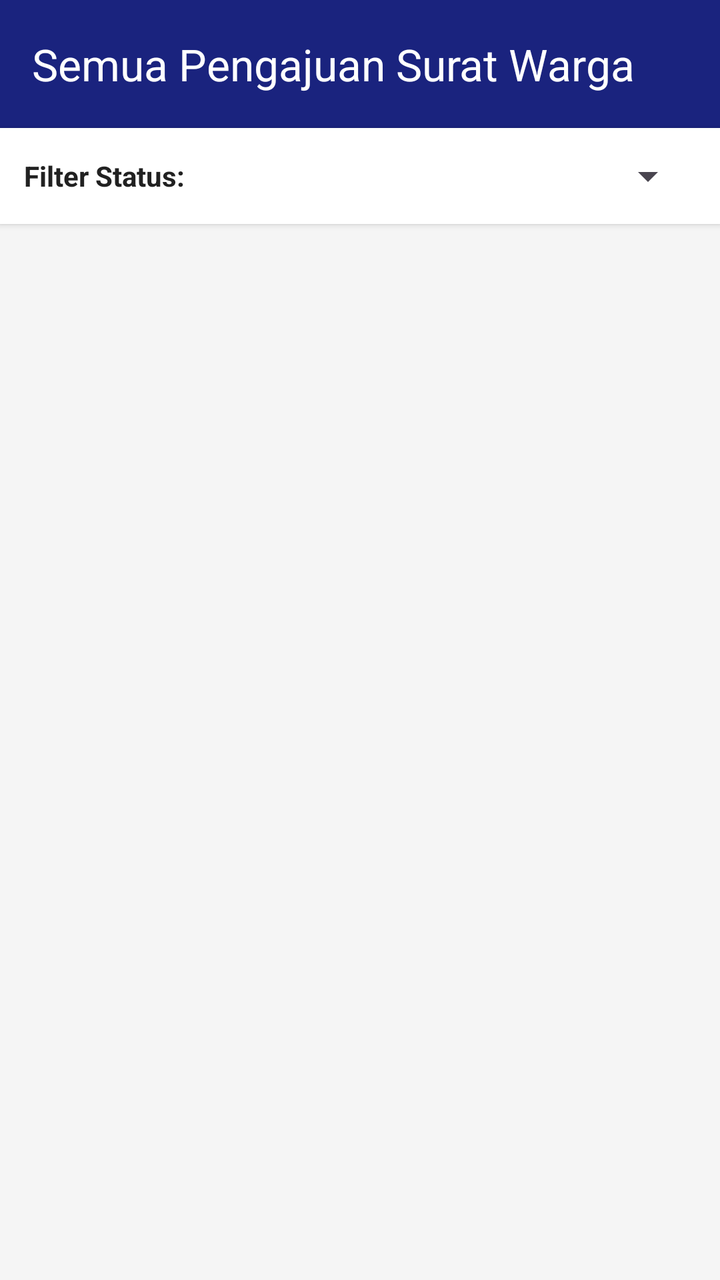
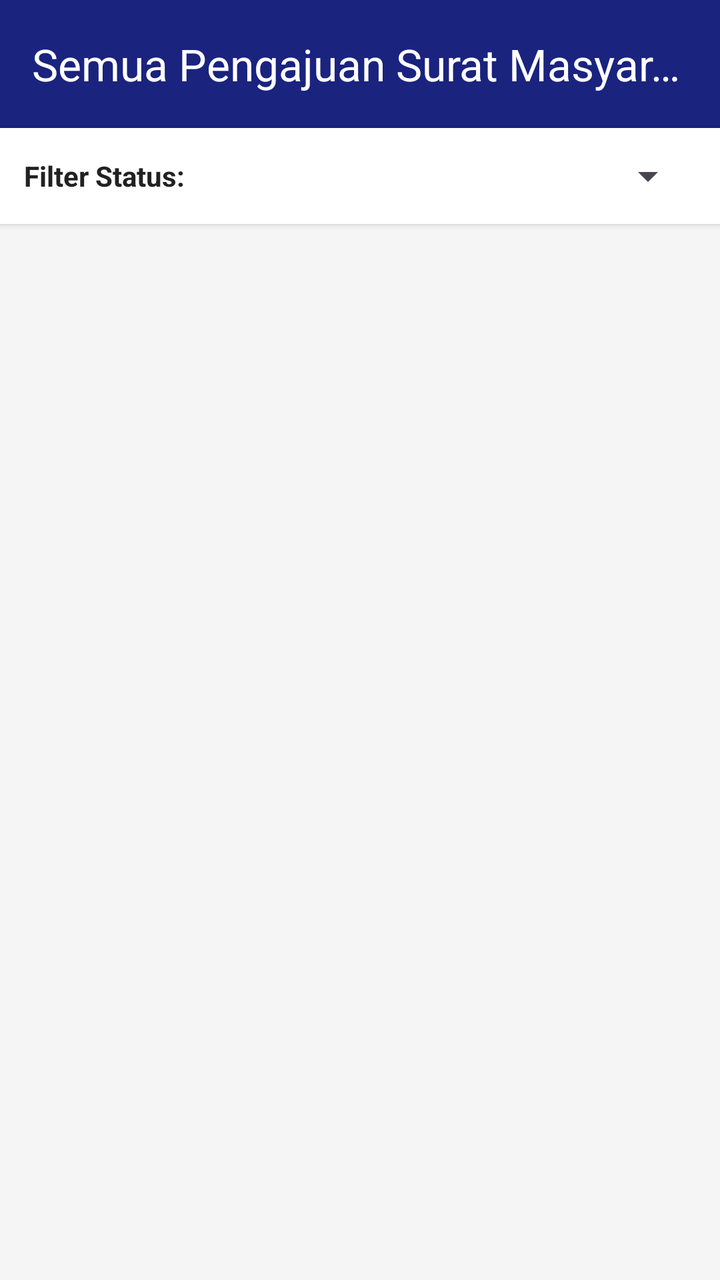

Two renders of the same Android screen: before a commit and after it. Below are the layout's source before the change and the commit's diff.
<!-- AndroidManifest.xml: application theme Theme.Ovylia -->
<!-- res/layout/activity_admin_lihat_pengajuan.xml -->
<?xml version="1.0" encoding="utf-8"?>
<LinearLayout
    xmlns:android="http://schemas.android.com/apk/res/android"
    xmlns:app="http://schemas.android.com/apk/res-auto"
    xmlns:tools="http://schemas.android.com/tools"
    android:layout_width="match_parent"
    android:layout_height="match_parent"
    android:orientation="vertical"
    android:background="#F5F5F5"
    tools:context=".AdminLihatPengajuanActivity">

    
    <androidx.appcompat.widget.Toolbar
        android:layout_width="match_parent"
        android:layout_height="?attr/actionBarSize"
        android:background="#1A237E"
        app:title="Semua Pengajuan Surat Warga"
        app:titleTextColor="#FFFFFF"/>

    
    <LinearLayout
        android:layout_width="match_parent"
        android:layout_height="wrap_content"
        android:orientation="horizontal"
        android:padding="12dp"
        android:background="#FFFFFF"
        android:elevation="2dp">

        <TextView
            android:layout_width="wrap_content"
            android:layout_height="wrap_content"
            android:text="Filter Status: "
            android:textColor="#212121"
            android:textStyle="bold"
            android:layout_gravity="center_vertical"/>

        <Spinner
            android:id="@+id/spinnerFilterStatus"
            android:layout_width="match_parent"
            android:layout_height="wrap_content"
            android:spinnerMode="dropdown"
            android:layout_gravity="center_vertical"/>
    </LinearLayout>

    
    <androidx.recyclerview.widget.RecyclerView
        android:id="@+id/rvAdminPengajuanSurat"
        android:layout_width="match_parent"
        android:layout_height="match_parent"
        android:padding="8dp"
        android:clipToPadding="false"
        tools:listitem="@layout/item_pengajuan_surat"/>

</LinearLayout>
<!-- res/layout/item_pengajuan_surat.xml (included above) -->
<?xml version="1.0" encoding="utf-8"?>
<androidx.cardview.widget.CardView
    xmlns:android="http://schemas.android.com/apk/res/android"
    xmlns:app="http://schemas.android.com/apk/res-auto"
    android:layout_width="match_parent"
    android:layout_height="wrap_content"
    android:layout_marginHorizontal="12dp"
    android:layout_marginVertical="6dp"
    app:cardCornerRadius="8dp"
    app:cardElevation="3dp">

    <LinearLayout
        android:layout_width="match_parent"
        android:layout_height="wrap_content"
        android:orientation="vertical"
        android:padding="16dp">

        <RelativeLayout
            android:layout_width="match_parent"
            android:layout_height="wrap_content">

            <TextView
                android:id="@+id/tvNamaWarga"
                android:layout_width="wrap_content"
                android:layout_height="wrap_content"
                android:text="Nama Pemohon"
                android:textStyle="bold"
                android:textColor="#212121"
                android:textSize="16sp"/>

            <TextView
                android:id="@+id/tvStatusPengajuan"
                android:layout_width="wrap_content"
                android:layout_height="wrap_content"
                android:layout_alignParentEnd="true"
                android:text="Pending"
                android:textColor="#FF9800"
                android:textStyle="bold"
                android:textSize="14sp"/>
        </RelativeLayout>

        <TextView
            android:id="@+id/tvJenisSuratDimohon"
            android:layout_width="match_parent"
            android:layout_height="wrap_content"
            android:layout_marginTop="4dp"
            android:text="Jenis Surat: Surat Keterangan Domisili"
            android:textColor="#555555"
            android:textSize="14sp"/>

        <TextView
            android:id="@+id/tvTglPengajuan"
            android:layout_width="match_parent"
            android:layout_height="wrap_content"
            android:layout_marginTop="2dp"
            android:text="Tanggal: 19 Mei 2026"
            android:textColor="#777777"
            android:textSize="12sp"/>

        <Button
            android:id="@+id/btnDetailPengajuan"
            android:layout_width="match_parent"
            android:layout_height="wrap_content"
            android:layout_marginTop="12dp"
            android:text="Periksa Berkas &amp; Proses"
            android:backgroundTint="#1A237E"
            android:textColor="#FFFFFF"
            style="?android:attr/borderlessButtonStyle"/>
    </LinearLayout>
</androidx.cardview.widget.CardView>
<!-- resources referenced by this layout -->
<resources>
  <style name="Theme.Ovylia" parent="Base.Theme.Ovylia" />
  <style name="Base.Theme.Ovylia" parent="Theme.Material3.DayNight.NoActionBar">
          
          
      </style>
</resources>

<!-- the commit's change to res/layout/activity_admin_lihat_pengajuan.xml (unified diff, before → after) -->
@@ -14,7 +14,7 @@
         android:layout_width="match_parent"
         android:layout_height="?attr/actionBarSize"
         android:background="#1A237E"
-        app:title="Semua Pengajuan Surat Warga"
+        app:title="Semua Pengajuan Surat Masyarakat"
         app:titleTextColor="#FFFFFF"/>
 
     
